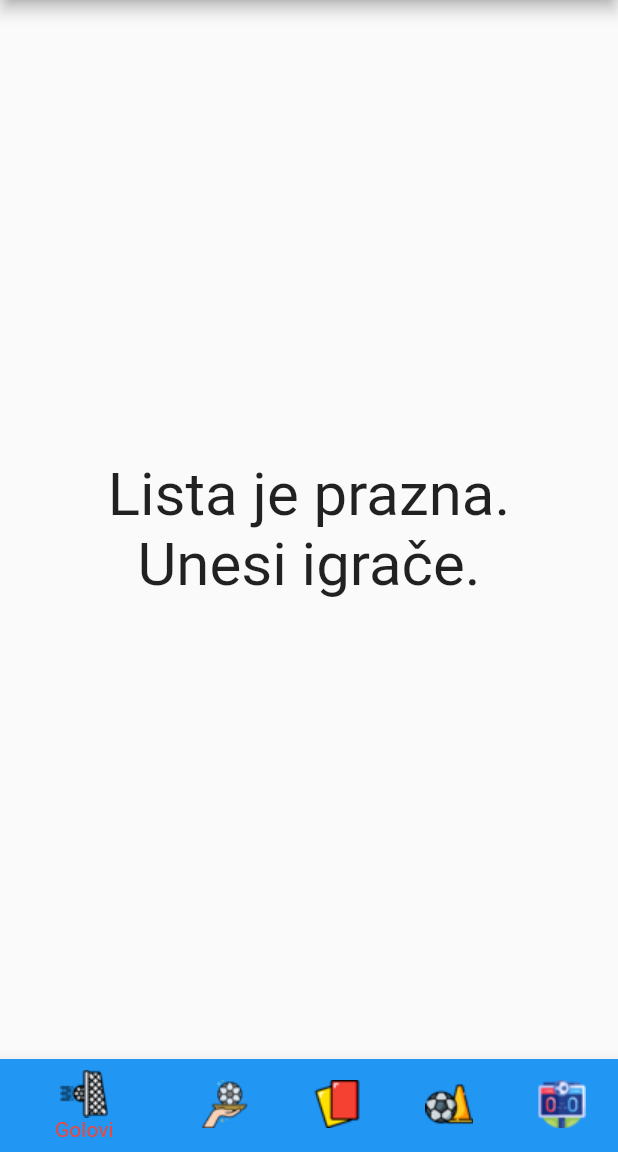
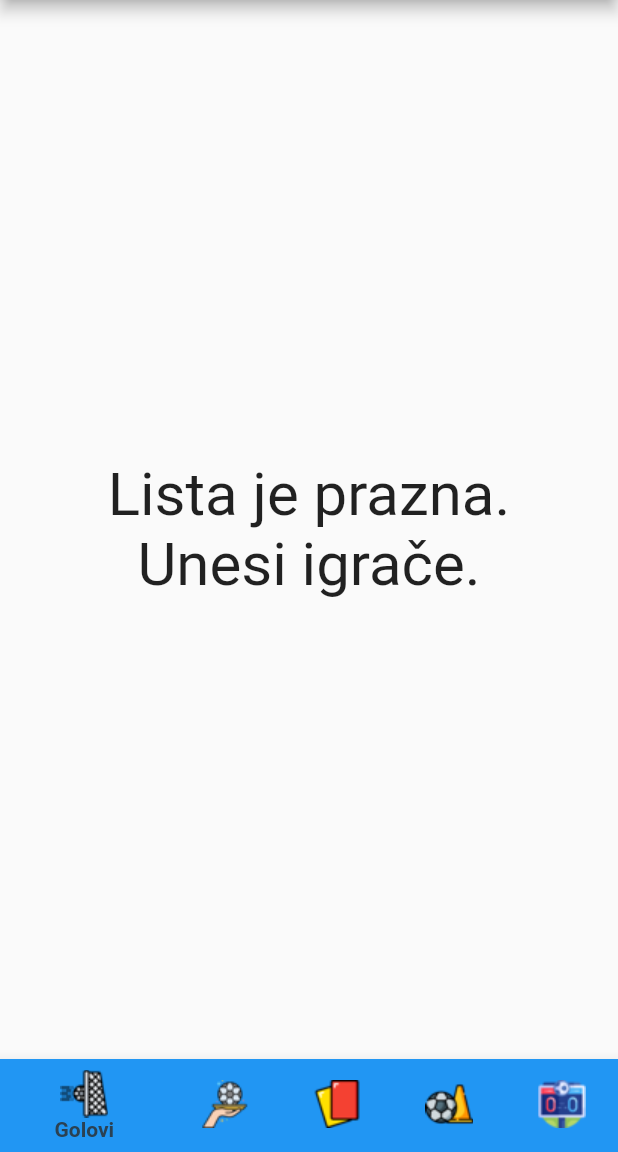
Before and after one commit to JosipTr/football_stats, a Flutter app: the screen it shows after launch, on a phone screen of 412 x 824 dp, the part 84-1236 px from its top. Run offline on Flutter 3.47's test engine with Material 2 defaults, Android fonts, the light colour scheme and no system bars; our stand-ins replace dartz, floor, flutter_bloc, get_it, sqflite; accounts and stored records are empty; generated files the repository leaves out were written again.

Commit message:
Fix colors in bottomNavBar

```diff
--- a/lib/presentation/widgets/player_bottom_nav_bar.dart
+++ b/lib/presentation/widgets/player_bottom_nav_bar.dart
@@ -14,7 +14,8 @@ class PlayerBottomNavigationBar extends StatelessWidget {
   @override
   Widget build(BuildContext context) {
     return BottomNavigationBar(
-      selectedItemColor: Colors.red,
+      fixedColor: Color.fromARGB(255, 42, 65, 83),
+      selectedLabelStyle: TextStyle(fontWeight: FontWeight.bold),
       currentIndex: state.index,
       items: const [
         BottomNavigationBarItem(
```
